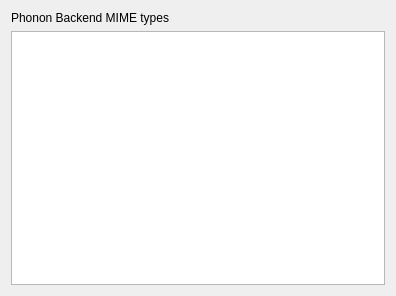
Old version of the form backenddialog.ui in the repository Zakhrov/WebPhonon.
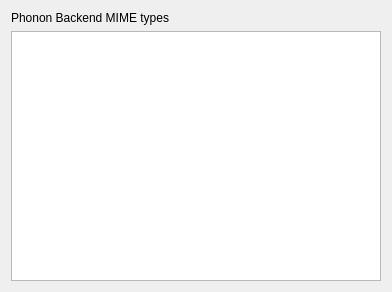
New version of the form. Icons and pictures are not drawn.

Commit message: add window icons

Diff of the .ui file:
```diff
--- a/backenddialog.ui
+++ b/backenddialog.ui
@@ -6,8 +6,8 @@
    <rect>
     <x>0</x>
     <y>0</y>
-    <width>396</width>
-    <height>296</height>
+    <width>392</width>
+    <height>292</height>
    </rect>
   </property>
   <property name="windowTitle">
```
Left out of the diff: 10 changed lines with no effect on the pictures. The commit also changes 7 other files.
